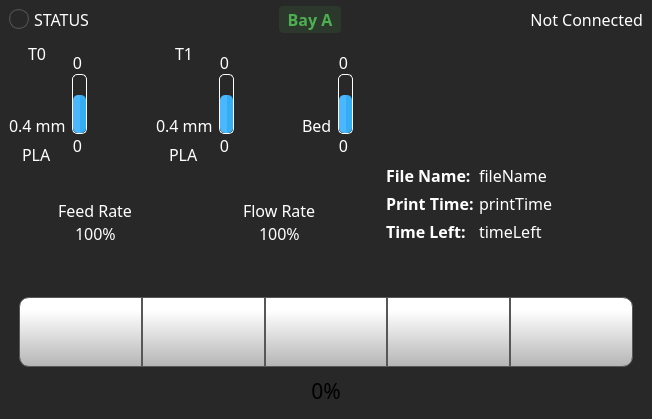
The window that octoprint_ControlCenter/ui/home_screen/home_screen.ui (FracktalWorks/AddiwiseControlCenter) describes before a commit, drawn with Qt 5.
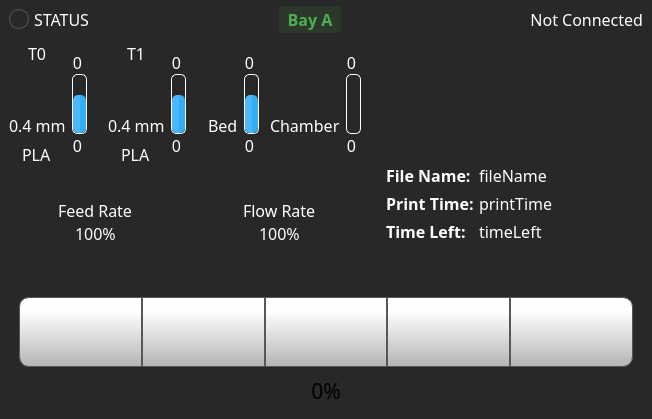
The same window after the commit. Icons and pictures are not drawn.

Commit message:
Add chamber heater support and logo deploy
feat: update chamber temperature control UI

Added chamber temperature display to the main screen
Added chamber temperature control UI for increasing/decreasing temperature
Limited chamber heater maximum temperature to 50°C
Replaced the OctoPrint logo icon

```diff
--- a/octoprint_ControlCenter/ui/home_screen/home_screen.ui
+++ b/octoprint_ControlCenter/ui/home_screen/home_screen.ui
@@ -1029,6 +1029,239 @@
              </item>
             </layout>
            </item>
+           <item alignment="Qt::AlignHCenter">
+            <widget class="Line" name="chamberSeparationLine">
+             <property name="minimumSize">
+              <size>
+               <width>1</width>
+               <height>20</height>
+              </size>
+             </property>
+             <property name="maximumSize">
+              <size>
+               <width>1</width>
+               <height>60</height>
+              </size>
+             </property>
+             <property name="contextMenuPolicy">
+              <enum>Qt::NoContextMenu</enum>
+             </property>
+             <property name="styleSheet">
+              <string notr="true">background-color: rgb(40, 40, 40);</string>
+             </property>
+             <property name="frameShadow">
+              <enum>QFrame::Sunken</enum>
+             </property>
+             <property name="lineWidth">
+              <number>1</number>
+             </property>
+             <property name="orientation">
+              <enum>Qt::Vertical</enum>
+             </property>
+            </widget>
+           </item>
+           <item>
+            <layout class="QHBoxLayout" name="chamberLayout">
+             <property name="spacing">
+              <number>6</number>
+             </property>
+             <item>
+              <layout class="QVBoxLayout" name="chamberIconLayout">
+               <item>
+                <spacer name="verticalSpacer_chamber_top">
+                 <property name="orientation">
+                  <enum>Qt::Vertical</enum>
+                 </property>
+                 <property name="sizeHint" stdset="0">
+                  <size>
+                   <width>0</width>
+                   <height>0</height>
+                  </size>
+                 </property>
+                </spacer>
+               </item>
+               <item alignment="Qt::AlignHCenter|Qt::AlignVCenter">
+                <widget class="QLabel" name="chamberLabel">
+                 <property name="minimumSize">
+                  <size>
+                   <width>20</width>
+                   <height>20</height>
+                  </size>
+                 </property>
+                 <property name="maximumSize">
+                  <size>
+                   <width>50</width>
+                   <height>50</height>
+                  </size>
+                 </property>
+                 <property name="font">
+                  <font>
+                   <family>Gotham</family>
+                   <pointsize>16</pointsize>
+                   <weight>50</weight>
+                   <bold>false</bold>
+                   <underline>false</underline>
+                   <strikeout>false</strikeout>
+                  </font>
+                 </property>
+                 <property name="styleSheet">
+                  <string notr="true">margin : 4px</string>
+                 </property>
+                 <property name="text">
+                  <string/>
+                 </property>
+                 <property name="pixmap">
+                  <pixmap resource="../resources/resource.qrc">:/Icons/img/icons/chamberHeatIcon.png</pixmap>
+                 </property>
+                 <property name="scaledContents">
+                  <bool>true</bool>
+                 </property>
+                </widget>
+               </item>
+               <item alignment="Qt::AlignHCenter">
+                <widget class="QLabel" name="chamberTextLabel">
+                 <property name="font">
+                  <font>
+                   <family>Montserrat</family>
+                   <pointsize>12</pointsize>
+                  </font>
+                 </property>
+                 <property name="styleSheet">
+                  <string notr="true">
+color: White;
+background-color: rgb(255, 255, 255,0);</string>
+                 </property>
+                 <property name="text">
+                  <string>Chamber</string>
+                 </property>
+                </widget>
+               </item>
+               <item>
+                <spacer name="verticalSpacer_chamber_bottom">
+                 <property name="orientation">
+                  <enum>Qt::Vertical</enum>
+                 </property>
+                 <property name="sizeHint" stdset="0">
+                  <size>
+                   <width>0</width>
+                   <height>0</height>
+                  </size>
+                 </property>
+                </spacer>
+               </item>
+              </layout>
+             </item>
+             <item>
+              <layout class="QVBoxLayout" name="chamberTempLayout">
+               <property name="spacing">
+                <number>0</number>
+               </property>
+               <item alignment="Qt::AlignLeft|Qt::AlignBottom">
+                <widget class="QLabel" name="chamberTargetTemperature">
+                 <property name="font">
+                  <font>
+                   <family>Montserrat</family>
+                   <pointsize>12</pointsize>
+                   <weight>50</weight>
+                   <bold>false</bold>
+                   <underline>false</underline>
+                   <strikeout>false</strikeout>
+                  </font>
+                 </property>
+                 <property name="styleSheet">
+                  <string notr="true">
+   color:  white;
+background-color: rgba(255, 255, 255, 0);</string>
+                 </property>
+                 <property name="text">
+                  <string>0</string>
+                 </property>
+                 <property name="alignment">
+                  <set>Qt::AlignRight|Qt::AlignTrailing|Qt::AlignVCenter</set>
+                 </property>
+                </widget>
+               </item>
+               <item alignment="Qt::AlignLeft">
+                <widget class="QProgressBar" name="chamberTempBar">
+                 <property name="minimumSize">
+                  <size>
+                   <width>15</width>
+                   <height>30</height>
+                  </size>
+                 </property>
+                 <property name="maximumSize">
+                  <size>
+                   <width>15</width>
+                   <height>60</height>
+                  </size>
+                 </property>
+                 <property name="font">
+                  <font>
+                   <family>Gotham</family>
+                   <pointsize>16</pointsize>
+                  </font>
+                 </property>
+                 <property name="styleSheet">
+                  <string notr="true">QProgressBar::chunk {
+    border-radius: 5px;
+	background-color: qlineargradient(spread:pad, x1:0.517, y1:0, x2:0.522, y2:0, stop:0.0336134 rgba(74, 183, 255, 255), stop:1 rgba(53, 173, 242, 255));
+}
+
+QProgressBar {
+    border: 1px solid white;
+    border-radius: 5px;
+}
+</string>
+                 </property>
+                 <property name="maximum">
+                  <number>300</number>
+                 </property>
+                 <property name="value">
+                  <number>0</number>
+                 </property>
+                 <property name="alignment">
+                  <set>Qt::AlignCenter</set>
+                 </property>
+                 <property name="textVisible">
+                  <bool>false</bool>
+                 </property>
+                 <property name="orientation">
+                  <enum>Qt::Vertical</enum>
+                 </property>
+                 <property name="format">
+                  <string>%v</string>
+                 </property>
+                </widget>
+               </item>
+               <item alignment="Qt::AlignLeft|Qt::AlignTop">
+                <widget class="QLabel" name="chamberActualTemperature">
+                 <property name="font">
+                  <font>
+                   <family>Montserrat</family>
+                   <pointsize>12</pointsize>
+                   <weight>50</weight>
+                   <bold>false</bold>
+                   <underline>false</underline>
+                   <strikeout>false</strikeout>
+                  </font>
+                 </property>
+                 <property name="styleSheet">
+                  <string notr="true">
+   color:  white;
+background-color: rgba(0, 0, 0, 0);</string>
+                 </property>
+                 <property name="text">
+                  <string>0</string>
+                 </property>
+                 <property name="alignment">
+                  <set>Qt::AlignRight|Qt::AlignTrailing|Qt::AlignVCenter</set>
+                 </property>
+                </widget>
+               </item>
+              </layout>
+             </item>
+            </layout>
+           </item>
           </layout>
          </item>
          <item>
```
The commit also changes 16 other files.
